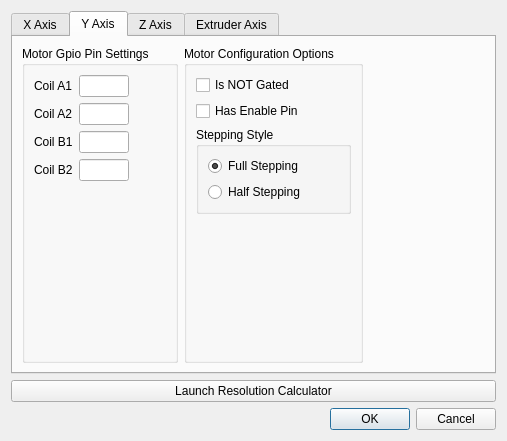
This is motorconfigdialog.ui in Bahamuttg/PiRinter3D as Qt 5 draws it before an edit. The edited form follows.
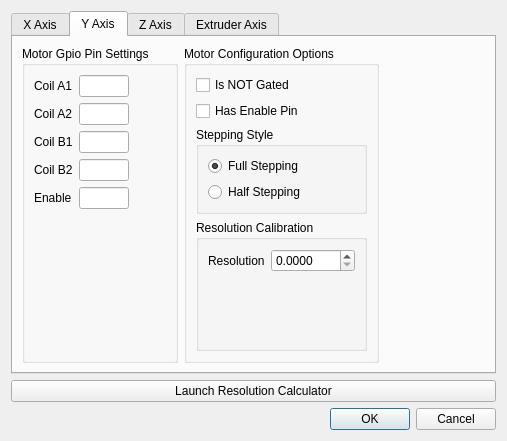
This is the edited form. The open tabs and pages were chosen to show the change.

Patch:
```diff
--- a/motorconfigdialog.ui
+++ b/motorconfigdialog.ui
@@ -339,79 +339,17 @@
         <attribute name="title">
          <string>Y Axis</string>
         </attribute>
-        <layout class="QVBoxLayout" name="verticalLayout_16">
+        <layout class="QVBoxLayout" name="verticalLayout_35">
          <item>
-          <layout class="QGridLayout" name="gridLayout_3">
-           <item row="0" column="1">
-            <widget class="QGroupBox" name="groupBox_5">
-             <property name="title">
-              <string>Motor Configuration Options</string>
-             </property>
-             <layout class="QVBoxLayout" name="verticalLayout_8">
-              <item>
-               <widget class="QCheckBox" name="chkNOTY">
-                <property name="text">
-                 <string>Is NOT Gated</string>
-                </property>
-               </widget>
-              </item>
-              <item>
-               <widget class="QCheckBox" name="chkEnableY">
-                <property name="text">
-                 <string>Has Enable Pin</string>
-                </property>
-               </widget>
-              </item>
-              <item>
-               <widget class="QGroupBox" name="groupBox_6">
-                <property name="title">
-                 <string>Stepping Style</string>
-                </property>
-                <layout class="QVBoxLayout" name="verticalLayout_9">
-                 <item>
-                  <widget class="QRadioButton" name="rbFullY">
-                   <property name="text">
-                    <string>Full Stepping</string>
-                   </property>
-                   <property name="checked">
-                    <bool>true</bool>
-                   </property>
-                  </widget>
-                 </item>
-                 <item>
-                  <widget class="QRadioButton" name="rbHalfY">
-                   <property name="text">
-                    <string>Half Stepping</string>
-                   </property>
-                  </widget>
-                 </item>
-                </layout>
-               </widget>
-              </item>
-              <item>
-               <spacer name="verticalSpacer_2">
-                <property name="orientation">
-                 <enum>Qt::Vertical</enum>
-                </property>
-                <property name="sizeHint" stdset="0">
-                 <size>
-                  <width>20</width>
-                  <height>40</height>
-                 </size>
-                </property>
-               </spacer>
-              </item>
-             </layout>
-            </widget>
-           </item>
+          <layout class="QGridLayout" name="gridLayout_7">
            <item row="0" column="0">
-            <widget class="QGroupBox" name="groupBox_4">
+            <widget class="QGroupBox" name="groupBox_21">
              <property name="title">
               <string>Motor Gpio Pin Settings</string>
              </property>
-             <layout class="QVBoxLayout" name="verticalLayout_7">
+             <layout class="QVBoxLayout" name="verticalLayout_16">
               <item>
-               <layout class="QFormLayout" name="flXCoils_2">
+               <layout class="QFormLayout" name="flXCoils_6">
                 <property name="fieldGrowthPolicy">
                  <enum>QFormLayout::FieldsStayAtSizeHint</enum>
                 </property>
@@ -531,13 +469,159 @@
                   </property>
                  </widget>
                 </item>
+                <item row="4" column="0">
+                 <widget class="QLabel" name="lblEnableX_6">
+                  <property name="text">
+                   <string>Enable</string>
+                  </property>
+                 </widget>
+                </item>
+                <item row="4" column="1">
+                 <widget class="QLineEdit" name="leEnableX_6">
+                  <property name="maximumSize">
+                   <size>
+                    <width>50</width>
+                    <height>16777215</height>
+                   </size>
+                  </property>
+                  <property name="inputMask">
+                   <string>00</string>
+                  </property>
+                 </widget>
+                </item>
                </layout>
               </item>
+              <item>
+               <spacer name="verticalSpacer_11">
+                <property name="orientation">
+                 <enum>Qt::Vertical</enum>
+                </property>
+                <property name="sizeHint" stdset="0">
+                 <size>
+                  <width>20</width>
+                  <height>40</height>
+                 </size>
+                </property>
+               </spacer>
+              </item>
              </layout>
             </widget>
            </item>
            <item row="0" column="2">
-            <spacer name="horizontalSpacer_2">
+            <widget class="QGroupBox" name="groupBox_22">
+             <property name="title">
+              <string>Motor Configuration Options</string>
+             </property>
+             <layout class="QVBoxLayout" name="verticalLayout_26">
+              <item>
+               <widget class="QCheckBox" name="chkNOTX_6">
+                <property name="toolTip">
+                 <string>Select this option if your motors are tied to HEX inverters.</string>
+                </property>
+                <property name="text">
+                 <string>Is NOT Gated</string>
+                </property>
+               </widget>
+              </item>
+              <item>
+               <widget class="QCheckBox" name="chkEnableX_6">
+                <property name="toolTip">
+                 <string>&lt;html&gt;&lt;head/&gt;&lt;body&gt;&lt;p&gt;Select this option to enable/disable this motor  based upon hardware insted of software.&lt;/p&gt;&lt;/body&gt;&lt;/html&gt;</string>
+                </property>
+                <property name="text">
+                 <string>Has Enable Pin</string>
+                </property>
+               </widget>
+              </item>
+              <item>
+               <widget class="QGroupBox" name="groupBox_23">
+                <property name="title">
+                 <string>Stepping Style</string>
+                </property>
+                <layout class="QVBoxLayout" name="verticalLayout_27">
+                 <item>
+                  <widget class="QRadioButton" name="rbFullX_6">
+                   <property name="toolTip">
+                    <string>Full stepping provides maximum torque.</string>
+                   </property>
+                   <property name="text">
+                    <string>Full Stepping</string>
+                   </property>
+                   <property name="checked">
+                    <bool>true</bool>
+                   </property>
+                  </widget>
+                 </item>
+                 <item>
+                  <widget class="QRadioButton" name="rbHalfX_6">
+                   <property name="toolTip">
+                    <string>&lt;html&gt;&lt;head/&gt;&lt;body&gt;&lt;p&gt;Half stepping increases the resolution of the motor but the torque will be inconsistent.&lt;/p&gt;&lt;/body&gt;&lt;/html&gt;</string>
+                   </property>
+                   <property name="text">
+                    <string>Half Stepping</string>
+                   </property>
+                  </widget>
+                 </item>
+                </layout>
+               </widget>
+              </item>
+              <item>
+               <widget class="QGroupBox" name="groupBox_24">
+                <property name="toolTip">
+                 <string>&lt;html&gt;&lt;head/&gt;&lt;body&gt;&lt;p&gt;The resolution is the ratio of steps to distance for this axis of the printer.&lt;/p&gt;&lt;p&gt;The resolution allows the software to calibrate its moves based on the G-Code values.&lt;br/&gt;Launch the resolution calculator to determine the correct value for this axis.&lt;/p&gt;&lt;/body&gt;&lt;/html&gt;</string>
+                </property>
+                <property name="title">
+                 <string>Resolution Calibration</string>
+                </property>
+                <layout class="QVBoxLayout" name="verticalLayout_28">
+                 <item>
+                  <layout class="QFormLayout" name="formLayout_6">
+                   <property name="sizeConstraint">
+                    <enum>QLayout::SetMaximumSize</enum>
+                   </property>
+                   <property name="fieldGrowthPolicy">
+                    <enum>QFormLayout::FieldsStayAtSizeHint</enum>
+                   </property>
+                   <item row="0" column="0">
+                    <widget class="QLabel" name="label_30">
+                     <property name="text">
+                      <string>Resolution</string>
+                     </property>
+                    </widget>
+                   </item>
+                   <item row="0" column="1">
+                    <widget class="QDoubleSpinBox" name="dsbResX_6">
+                     <property name="decimals">
+                      <number>4</number>
+                     </property>
+                     <property name="maximum">
+                      <double>9999.989999999999782</double>
+                     </property>
+                    </widget>
+                   </item>
+                  </layout>
+                 </item>
+                 <item>
+                  <spacer name="verticalSpacer_12">
+                   <property name="orientation">
+                    <enum>Qt::Vertical</enum>
+                   </property>
+                   <property name="sizeHint" stdset="0">
+                    <size>
+                     <width>20</width>
+                     <height>40</height>
+                    </size>
+                   </property>
+                  </spacer>
+                 </item>
+                </layout>
+               </widget>
+              </item>
+             </layout>
+            </widget>
+           </item>
+           <item row="0" column="3">
+            <spacer name="horizontalSpacer_6">
              <property name="orientation">
               <enum>Qt::Horizontal</enum>
              </property>
```
Left out of the diff: 601 changed lines with no effect on the pictures.
